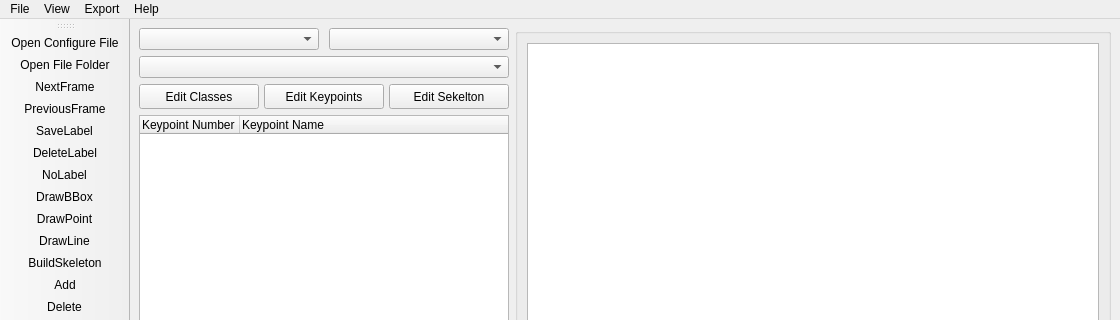
The window that animalposetracker/gui/ui/animalposeannotator.ui (wux024/AnimalPoseTracker) describes before a commit, drawn with Qt 5; both pictures show x 0 to 1120 and y 0 to 320 of the 1120 by 642 pixel window.
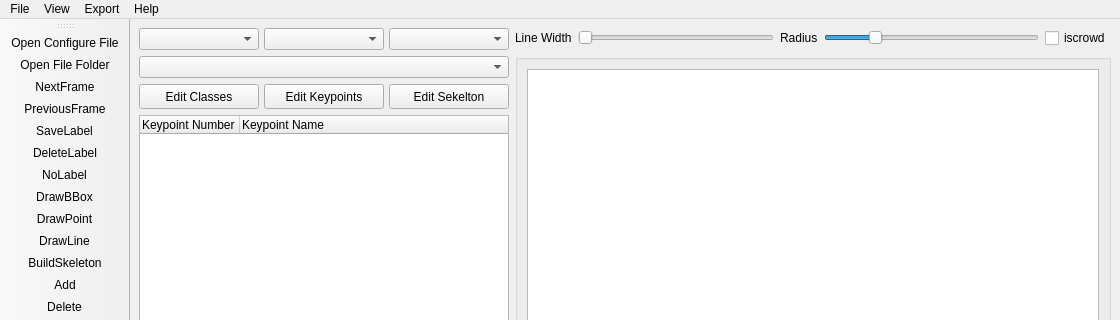
The same window after the commit. Icons and pictures are not drawn.

```diff
--- a/animalposetracker/gui/ui/animalposeannotator.ui
+++ b/animalposetracker/gui/ui/animalposeannotator.ui
@@ -24,7 +24,7 @@
       <item>
        <layout class="QHBoxLayout" name="SubToolsLayout">
         <property name="spacing">
-         <number>10</number>
+         <number>5</number>
         </property>
         <item>
          <widget class="QComboBox" name="KeypointsSeletion">
@@ -36,13 +36,13 @@
           </property>
           <property name="minimumSize">
            <size>
-            <width>180</width>
+            <width>120</width>
             <height>0</height>
            </size>
           </property>
           <property name="maximumSize">
            <size>
-            <width>180</width>
+            <width>120</width>
             <height>16777215</height>
            </size>
           </property>
@@ -58,13 +58,35 @@
           </property>
           <property name="minimumSize">
            <size>
-            <width>180</width>
+            <width>120</width>
             <height>0</height>
            </size>
           </property>
           <property name="maximumSize">
            <size>
-            <width>180</width>
+            <width>120</width>
+            <height>16777215</height>
+           </size>
+          </property>
+         </widget>
+        </item>
+        <item>
+         <widget class="QComboBox" name="Visible">
+          <property name="sizePolicy">
+           <sizepolicy hsizetype="Fixed" vsizetype="Fixed">
+            <horstretch>0</horstretch>
+            <verstretch>0</verstretch>
+           </sizepolicy>
+          </property>
+          <property name="minimumSize">
+           <size>
+            <width>120</width>
+            <height>0</height>
+           </size>
+          </property>
+          <property name="maximumSize">
+           <size>
+            <width>120</width>
             <height>16777215</height>
            </size>
           </property>
@@ -252,16 +274,82 @@
      </layout>
     </item>
     <item>
-     <widget class="QGroupBox" name="FrameDisplayGroup">
-      <property name="title">
-       <string/>
-      </property>
-      <layout class="QVBoxLayout" name="FrameDisplayGroupLayout">
-       <item>
-        <widget class="QGraphicsView" name="FrameDisplay"/>
-       </item>
-      </layout>
-     </widget>
+     <layout class="QVBoxLayout" name="LabelAreaLayout">
+      <item>
+       <layout class="QHBoxLayout" name="LabelToolsLayout">
+        <item>
+         <layout class="QHBoxLayout" name="LineWidthLayout">
+          <item>
+           <widget class="QLabel" name="LineWidthLabel">
+            <property name="text">
+             <string>Line Width</string>
+            </property>
+           </widget>
+          </item>
+          <item>
+           <widget class="QSlider" name="LineWidth">
+            <property name="minimum">
+             <number>1</number>
+            </property>
+            <property name="maximum">
+             <number>10</number>
+            </property>
+            <property name="orientation">
+             <enum>Qt::Orientation::Horizontal</enum>
+            </property>
+           </widget>
+          </item>
+         </layout>
+        </item>
+        <item>
+         <layout class="QHBoxLayout" name="RadiusLayout">
+          <item>
+           <widget class="QLabel" name="RadiusLabel">
+            <property name="text">
+             <string>Radius</string>
+            </property>
+           </widget>
+          </item>
+          <item>
+           <widget class="QSlider" name="Radius">
+            <property name="minimum">
+             <number>1</number>
+            </property>
+            <property name="maximum">
+             <number>10</number>
+            </property>
+            <property name="value">
+             <number>3</number>
+            </property>
+            <property name="orientation">
+             <enum>Qt::Orientation::Horizontal</enum>
+            </property>
+           </widget>
+          </item>
+         </layout>
+        </item>
+        <item>
+         <widget class="QCheckBox" name="IsCrowd">
+          <property name="text">
+           <string>iscrowd</string>
+          </property>
+         </widget>
+        </item>
+       </layout>
+      </item>
+      <item>
+       <widget class="QGroupBox" name="FrameDisplayGroup">
+        <property name="title">
+         <string/>
+        </property>
+        <layout class="QVBoxLayout" name="FrameDisplayGroupLayout">
+         <item>
+          <widget class="QGraphicsView" name="FrameDisplay"/>
+         </item>
+        </layout>
+       </widget>
+      </item>
+     </layout>
     </item>
    </layout>
   </widget>
```
